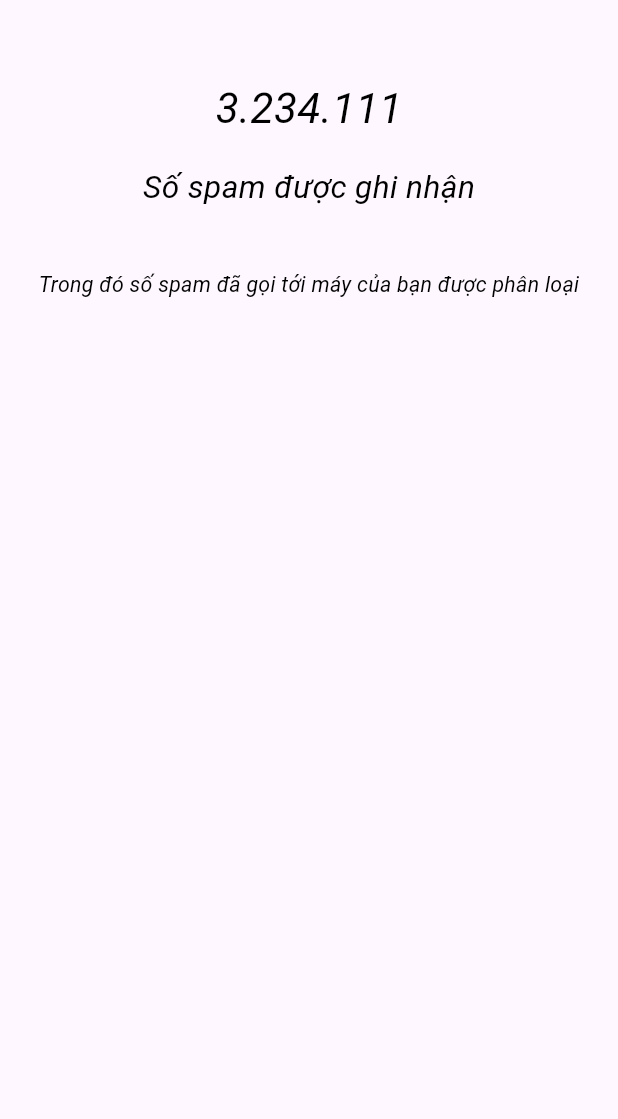
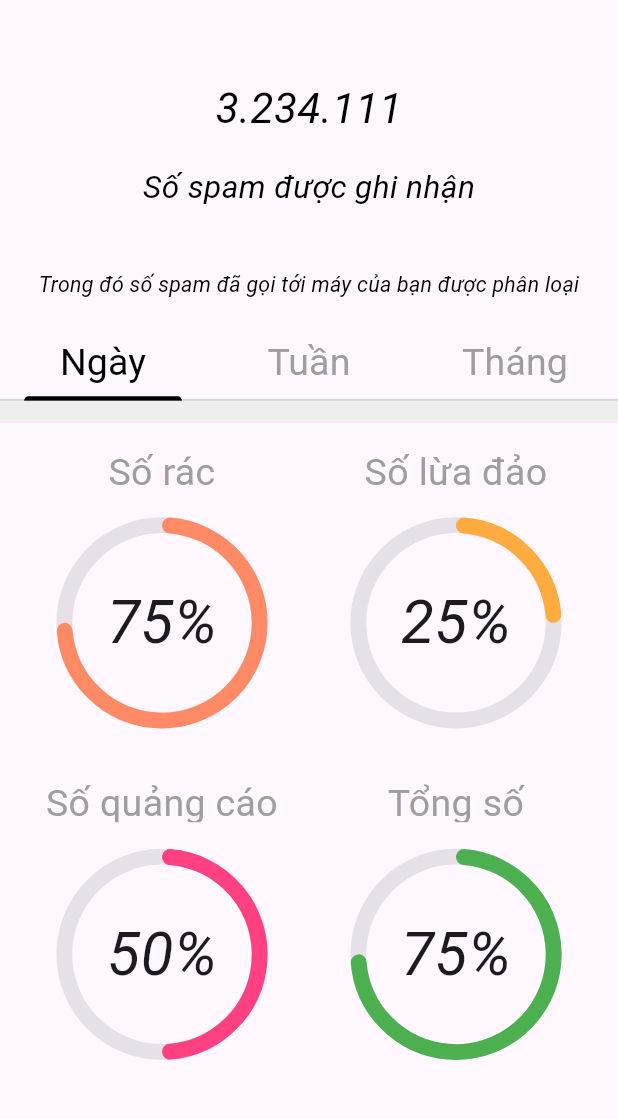
Before and after one commit to ngthanhtra165/SecuCalls, a Flutter app: the DashboardScreen screen opened by its route, on a phone screen of 412 x 824 dp, the part 62-1181 px from its top. Run offline on Flutter 3.47's test engine with Material 3 defaults, Android fonts, the light colour scheme and no system bars; drawn by our look-alikes of syncfusion_flutter_gauges; our stand-ins replace flutter_screenutil, syncfusion_flutter_charts; Roboto replaces fonts that are missing (ABeeZee).

Commit message:
commit dashboard chart

```diff
--- /dev/null
+++ b/lib/common/radial_chart.dart
@@ -0,0 +1,90 @@
+import 'package:flutter/material.dart';
+import 'package:syncfusion_flutter_charts/charts.dart' as chart;
+import 'package:syncfusion_flutter_gauges/gauges.dart';
+
+class RadialChart extends StatelessWidget {
+  final String label;
+  final double value;
+  final Color color;
+
+
+  RadialChart({required this.label, required this.value, required this.color});
+
+  @override
+  Widget build(BuildContext context) {
+    final _width = MediaQuery.of(context).size.width / 2 - 30;
+    const _valueFontSize = 40.0;
+    const _fontFamily = 'ABeeZee';
+    return Column(
+      children: [
+        const SizedBox(
+          height: 15,
+        ),
+        SizedBox(
+          width: _width,
+          height: 30,
+          child: Text(label, style: TextStyle(
+            fontSize: 25,
+            color: Colors.grey.shade500
+          ), textAlign: TextAlign.center),
+        ),
+        SizedBox(
+          width: _width,
+          height: _width,
+          child: SfRadialGauge(
+            axes: <RadialAxis>[
+              RadialAxis(
+                  showLabels: false,
+                  showTicks: false,
+                  startAngle: 270,
+                  endAngle: 270,
+                  radiusFactor: 0.8,
+                  axisLineStyle: const AxisLineStyle(
+                      thicknessUnit: GaugeSizeUnit.factor, thickness: 0.15),
+                  annotations: <GaugeAnnotation>[
+                    GaugeAnnotation(
+                        angle: 180,
+                        widget: Row(
+                          mainAxisSize: MainAxisSize.min,
+                          children: <Widget>[
+                            Text(
+                              value.toInt().toString(),
+                              style: const TextStyle(
+                                  fontFamily: _fontFamily,
+                                  fontSize: _valueFontSize,
+                                  fontWeight: FontWeight.w400,
+                                  fontStyle: FontStyle.italic),
+                            ),
+                            const Text(
+                              '%',
+                              style: TextStyle(
+                                  fontFamily: _fontFamily,
+                                  fontSize: _valueFontSize,
+                                  fontWeight: FontWeight.w400,
+                                  fontStyle: FontStyle.italic),
+                            ),
+                          ],
+                        )),
+                  ],
+                  pointers: <GaugePointer>[
+                    RangePointer(
+                        value: value,
+                        cornerStyle: CornerStyle.bothCurve,
+                        enableAnimation: true,
+                        animationDuration: 1200,
+                        sizeUnit: GaugeSizeUnit.factor,
+                        gradient: SweepGradient(
+                            colors: <Color>[color, color],
+                            stops: const <double>[0.25, 0.75]),
+                        color: const Color(0xFF00A8B5),
+                        width: 0.15),
+                  ]),
+            ],
+          ),
+        )
+      ],
+    );
+
+  }
+
+}
--- a/lib/screen/dashboard/dashboard_screen.dart
+++ b/lib/screen/dashboard/dashboard_screen.dart
@@ -2,6 +2,7 @@ import 'package:flutter/material.dart';
 import 'package:flutter_screenutil/flutter_screenutil.dart';
 import 'package:secucalls/common/appbar.dart';
 import 'package:secucalls/common/button.dart';
+import 'package:secucalls/common/radial_chart.dart';
 import 'package:secucalls/common/text_field.dart';
 import 'package:secucalls/constant/design_size.dart';
 import 'package:secucalls/constant/style.dart';
@@ -15,14 +16,17 @@ class DashboardScreen extends StatefulWidget {
   _DashboardScreenState createState() => _DashboardScreenState();
 }
 
-class _DashboardScreenState extends State<DashboardScreen> {
+class _DashboardScreenState extends State<DashboardScreen>
+    with TickerProviderStateMixin {
   @override
   void initState() {
     super.initState();
     number = "3.234.111";
+    _tabController = TabController(length: 3, vsync: this);
   }
 
   late String number;
+  late final TabController _tabController;
 
   @override
   Widget build(BuildContext context) {
@@ -101,10 +105,117 @@ class _DashboardScreenState extends State<DashboardScreen> {
                       ),
                     ],
                   ),
+                ),
+                const SizedBox(
+                  height: 10,
+                ),
+                TabBar(
+                  controller: _tabController,
+                  labelColor: Colors.black,
+                  indicatorColor: Colors.black,
+                  unselectedLabelColor: Colors.grey.shade500,
+                  padding: EdgeInsets.zero,
+                  tabs: <Widget>[
+                    Tab(
+                      child: SizedBox(
+                        width: MediaQuery.of(context).size.width / 3,
+                        child: const Text(text_day, textAlign: TextAlign.center, style: TextStyle(
+                          fontSize: 25,
+                            fontWeight: FontWeight.normal,
+                          fontFamily: "ABeeZee"
+                        ),),
+                      ),
+                    ),
+                    Tab(
+                      child: SizedBox(
+                        width: MediaQuery.of(context).size.width / 3,
+                        child: const Text(text_week, textAlign: TextAlign.center, style: TextStyle(
+                            fontSize: 25,
+                            fontWeight: FontWeight.normal,
+                            fontFamily: "ABeeZee"
+                        ),),
+                      ),
+                    ),
+                    Tab(
+                      child: SizedBox(
+                        width: MediaQuery.of(context).size.width / 3,
+                        child: const Text(text_month, textAlign: TextAlign.center, style: TextStyle(
+                            fontSize: 25,
+                          fontWeight: FontWeight.normal,
+                            fontFamily: "ABeeZee"
+                        ),),
+                      ),
+                    ),
+                  ],
+                ),
+                Container(
+                  height: 15,
+                  decoration: BoxDecoration(color: Colors.grey.shade200),
+                ),
+                SizedBox(
+                  width: MediaQuery.of(context).size.width,
+                  height: MediaQuery.of(context).size.height -
+                      350, // Check lại, trừ đi height của đoạn phía trên tab bar để responsive
+                  child: TabBarView(
+                    controller: _tabController,
+                    children: <Widget>[
+                      DashboardPanel(type: text_day),
+                      DashboardPanel(type: text_week),
+                      DashboardPanel(type: text_month),
+                    ],
+                  ),
                 )
               ],
             )),
       ),
     );
   }
+
+  @override
+  void dispose() {
+    super.dispose();
+    _tabController.dispose();
+  }
 }
+
+class DashboardPanel extends StatelessWidget {
+  final String type;
+
+  DashboardPanel({required this.type});
+
+  @override
+  Widget build(BuildContext context) {
+    // mock call api, sau thay bằng giá trị trả về từ api
+    final double _trashNumber = type == text_day ? 75.0 : type == text_week ? 64.0 : 32.0;
+    final double _cheatNumber = type == text_day ? 25.0 : type == text_week ? 30.0 : 17.0;
+    final double _adsNumber = type == text_day ? 50.0 : type == text_week ? 37.0 : 22.0;
+    final double _totalNumber = type == text_day ? 75.0 : type == text_week ? 80.0 : 66.0;
+    return Container(
+      padding: const EdgeInsets.symmetric(horizontal: 20),
+      width: MediaQuery.of(context).size.width,
+      child: Column(
+        children: [
+          Row(
+            mainAxisAlignment: MainAxisAlignment.spaceBetween,
+            children: [
+              RadialChart(
+                  label: "Số rác",
+                  value: _trashNumber,
+                  color: Colors.deepOrange.shade300),
+              RadialChart(
+                  label: "Số lừa đảo", value: _cheatNumber, color: Colors.orangeAccent)
+            ],
+          ),
+          Row(
+            mainAxisAlignment: MainAxisAlignment.spaceBetween,
+            children: [
+              RadialChart(
+                  label: "Số quảng cáo", value: _adsNumber, color: Colors.pinkAccent),
+              RadialChart(label: "Tổng số", value: _totalNumber, color: Colors.green)
+            ],
+          )
+        ],
+      ),
+    );
+  }
+}
--- a/pubspec.yaml
+++ b/pubspec.yaml
@@ -18,7 +18,7 @@ description: "A new Flutter module project."
 version: 1.0.0+1
 
 environment:
-  sdk: '>=3.2.4 <4.0.0'
+  sdk: '3.2.3'
 
 dependencies:
   flutter:
@@ -28,6 +28,8 @@ dependencies:
   # Use with the CupertinoIcons class for iOS style icons.
   cupertino_icons: ^1.0.2
   flutter_screenutil: ^5.9.0
+  syncfusion_flutter_charts: ^25.1.40
+  syncfusion_flutter_gauges: ^25.1.40
 
 dev_dependencies:
   flutter_test:
```
Also changed, not shown: pubspec.lock.
